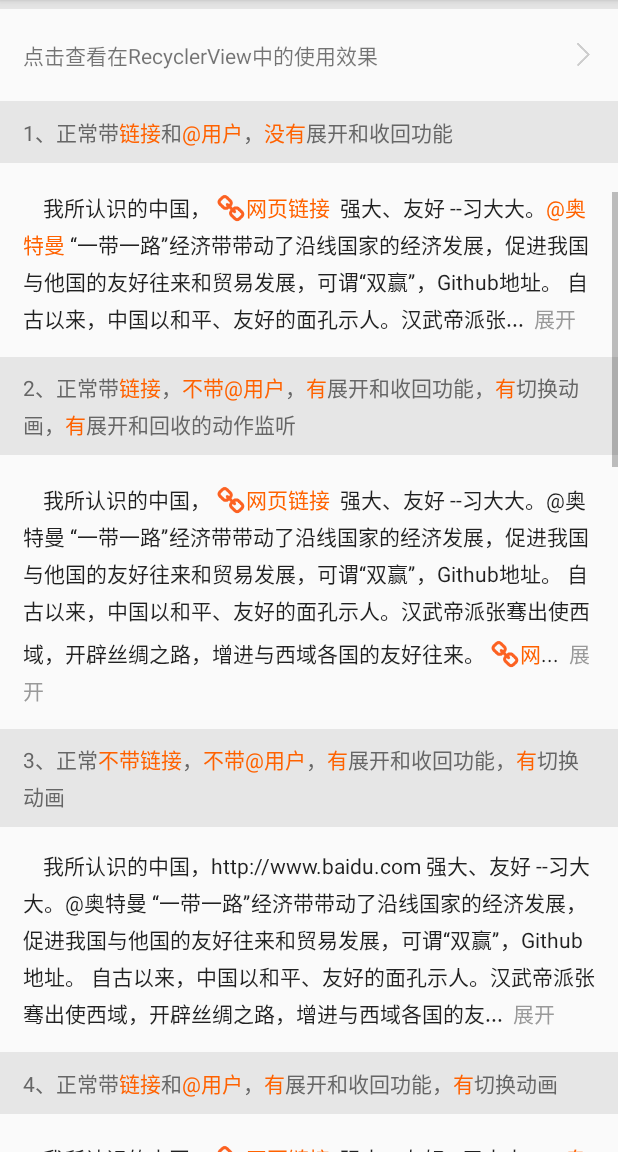
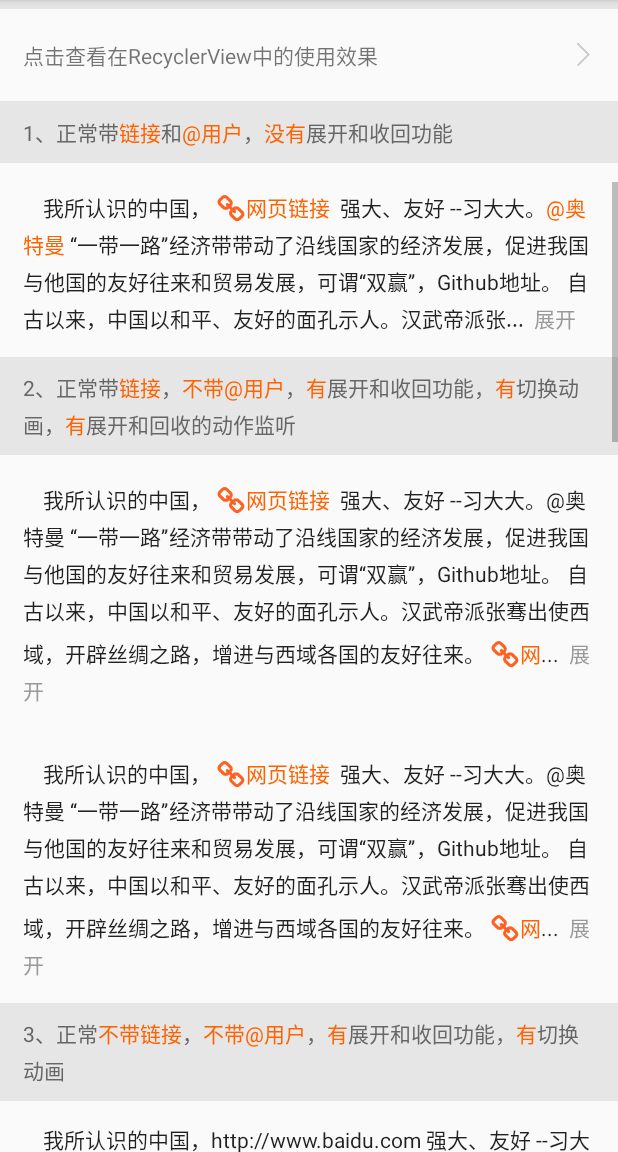
Before and after one commit to MZCretin/ExpandableTextView, an Android app: the screen it shows after launch (MainActivity), scrolled down 537 dp, on a phone screen of 412 x 824 dp, the part 84-1236 px from its top. Run offline under Robolectric (Android 15) with nearby library versions, the phone set to English and light mode, and no system bars.

Commit message:
新增点击展开不真正执行展开操作的功能

```diff
--- a/app/src/main/java/com/cretin/www/expandabletextview/MainActivity.java
+++ b/app/src/main/java/com/cretin/www/expandabletextview/MainActivity.java
@@ -67,7 +67,7 @@ public class MainActivity extends AppCompatActivity {
     };
 
     private void initView() {
-        views = new ExpandableTextView[11];
+        views = new ExpandableTextView[12];
         tips = new TextView[11];
         views[0] = findViewById(R.id.ep_01);
         views[1] = findViewById(R.id.ep_02);
@@ -80,6 +80,7 @@ public class MainActivity extends AppCompatActivity {
         views[8] = findViewById(R.id.ep_09);
         views[9] = findViewById(R.id.ep_10);
         views[10] = findViewById(R.id.ep_11);
+        views[11] = findViewById(R.id.ep_12);
         tips[0] = findViewById(R.id.tv_tips01);
         tips[1] = findViewById(R.id.tv_tips02);
         tips[2] = findViewById(R.id.tv_tips03);
@@ -135,6 +136,8 @@ public class MainActivity extends AppCompatActivity {
         //2、正常带链接，不带@用户，有展开和收回功能，有切换动画
         views[1].setContent(yourText);
         views[1].setLinkClickListener(linkClickListener);
+        views[11].setContent(yourText);
+        views[11].setLinkClickListener(linkClickListener);
         //添加展开和收回操作
         views[1].setExpandOrContractClickListener(type -> {
             if (type.equals(StatusType.STATUS_CONTRACT)) {
@@ -143,6 +146,14 @@ public class MainActivity extends AppCompatActivity {
                 Toast.makeText(MainActivity.this, "展开操作", Toast.LENGTH_SHORT).show();
             }
         });
+        //添加展开和收回操作 只触发点击 不真正触发展开和收回操作
+        views[11].setExpandOrContractClickListener(type -> {
+            if (type.equals(StatusType.STATUS_CONTRACT)) {
+                Toast.makeText(MainActivity.this, "收回操作，不真正触发收回操作", Toast.LENGTH_SHORT).show();
+            } else {
+                Toast.makeText(MainActivity.this, "展开操作，不真正触发展开操作", Toast.LENGTH_SHORT).show();
+            }
+        },false);
 
         //3、正常不带链接，不带@用户，有展开和收回功能，有切换动画
         views[2].setContent(yourText);
--- a/app/src/main/res/layout/activity_main.xml
+++ b/app/src/main/res/layout/activity_main.xml
@@ -103,6 +103,18 @@
 
         <com.ctetin.expandabletextviewlibrary.ExpandableTextView
             android:id="@+id/ep_02"
+            android:layout_width="fill_parent"
+            android:layout_height="wrap_content"
+            android:layout_margin="15dp"
+            android:lineSpacingExtra="4dp"
+            android:textSize="14sp"
+            app:ep_max_line="5"
+            app:ep_need_contract="true"
+            app:ep_need_expand="true"
+            app:ep_need_mention="false" />
+
+        <com.ctetin.expandabletextviewlibrary.ExpandableTextView
+            android:id="@+id/ep_12"
             android:layout_width="fill_parent"
             android:layout_height="wrap_content"
             android:layout_margin="15dp"
--- a/expandabletextviewlibrary/src/main/java/com/ctetin/expandabletextviewlibrary/ExpandableTextView.java
+++ b/expandabletextviewlibrary/src/main/java/com/ctetin/expandabletextviewlibrary/ExpandableTextView.java
@@ -106,6 +106,11 @@ public class ExpandableTextView extends AppCompatTextView {
      * 链接和@用户的事件点击
      */
     private OnLinkClickListener linkClickListener;
+
+    /**
+     * 点击展开或者收回按钮的时候 是否真的执行操作
+     */
+    private boolean needRealExpandOrContract = true;
 
     /**
      * 展开或者收回事件监听
@@ -464,11 +469,13 @@ public class ExpandableTextView extends AppCompatTextView {
                 ssb.setSpan(new ClickableSpan() {
                     @Override
                     public void onClick(View widget) {
-                        if (mModel != null) {
-                            mModel.setStatus(StatusType.STATUS_CONTRACT);
-                            action(mModel.getStatus());
-                        } else {
-                            action();
+                        if (needRealExpandOrContract) {
+                            if (mModel != null) {
+                                mModel.setStatus(StatusType.STATUS_CONTRACT);
+                                action(mModel.getStatus());
+                            } else {
+                                action();
+                            }
                         }
                         if (expandOrContractClickListener != null) {
                             expandOrContractClickListener.onClick(StatusType.STATUS_EXPAND);
@@ -1177,4 +1184,9 @@ public class ExpandableTextView extends AppCompatTextView {
     public void setExpandOrContractClickListener(OnExpandOrContractClickListener expandOrContractClickListener) {
         this.expandOrContractClickListener = expandOrContractClickListener;
     }
+
+    public void setExpandOrContractClickListener(OnExpandOrContractClickListener expandOrContractClickListener, boolean needRealExpandOrContract) {
+        this.expandOrContractClickListener = expandOrContractClickListener;
+        this.needRealExpandOrContract = needRealExpandOrContract;
+    }
 }
```
